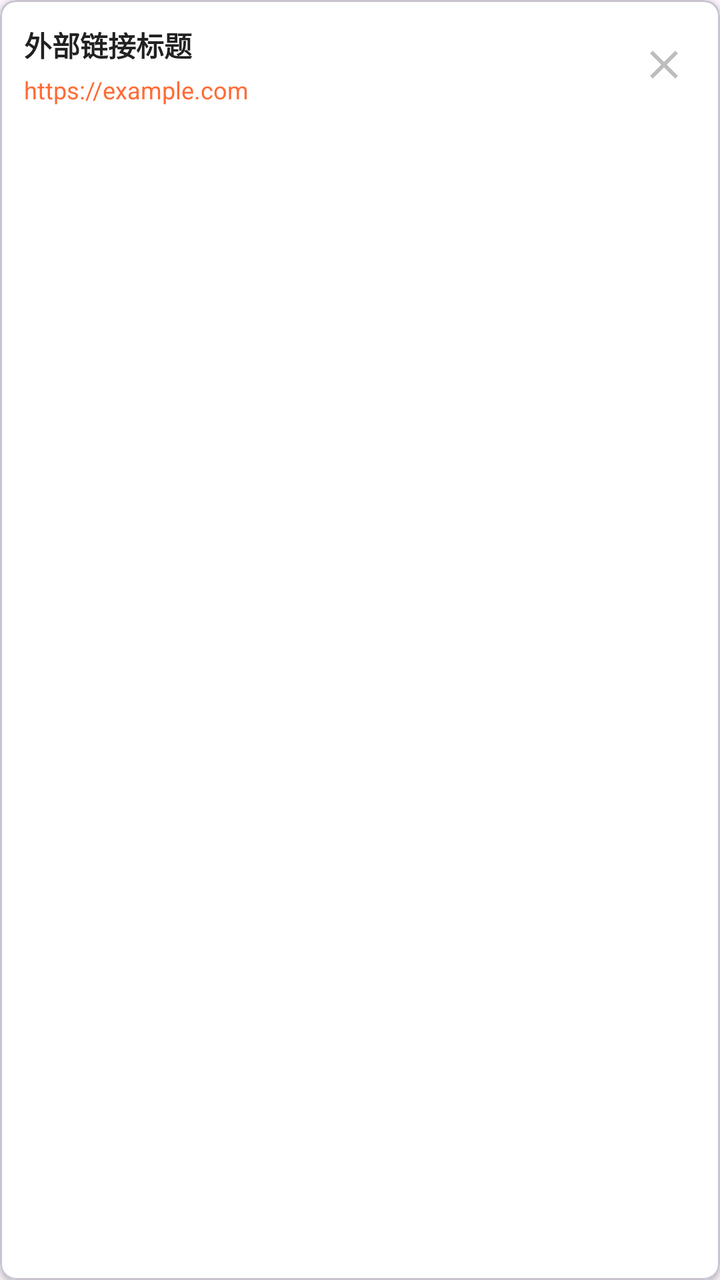
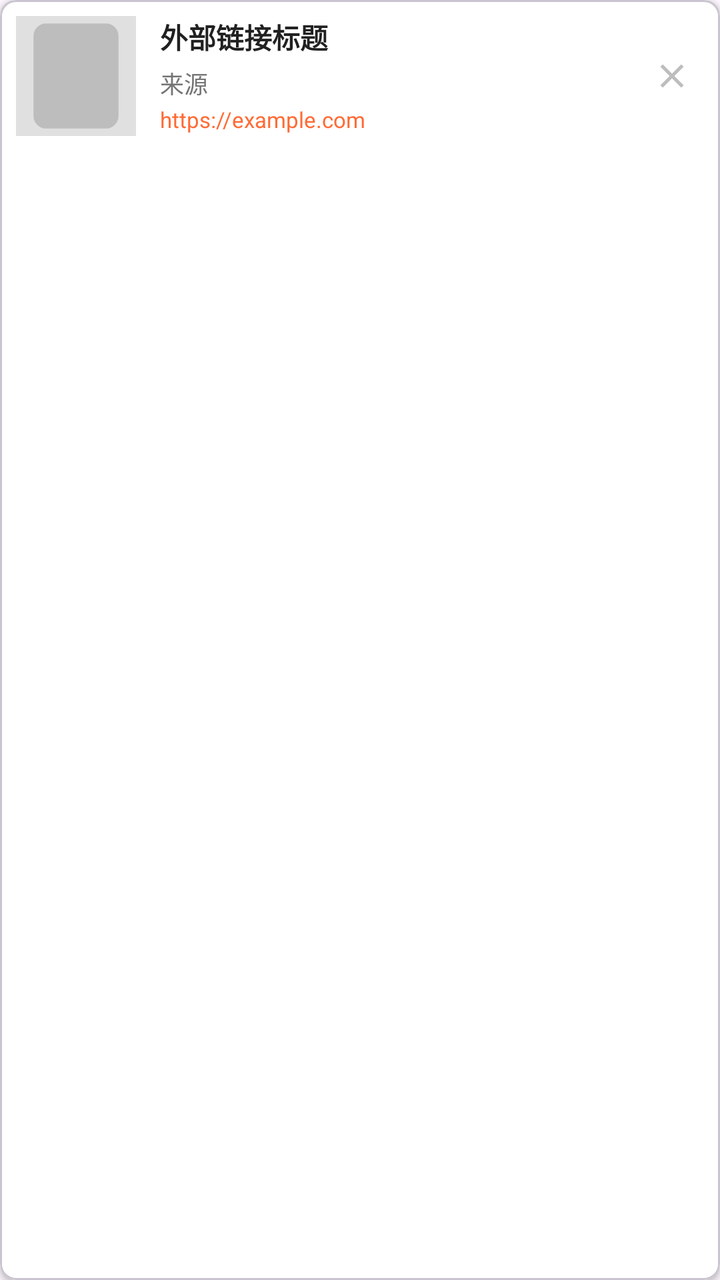

The first picture is an Android layout as it rendered before a commit; the second is the same layout after the commit. The layout source and the unified diff follow.
<!-- AndroidManifest.xml: application theme Theme.FamilyRecipes -->
<!-- res/layout/item_external_link.xml -->
<?xml version="1.0" encoding="utf-8"?>
<com.google.android.material.card.MaterialCardView
    xmlns:android="http://schemas.android.com/apk/res/android"
    xmlns:app="http://schemas.android.com/apk/res-auto"
    android:layout_width="match_parent"
    android:layout_height="wrap_content"
    android:layout_marginBottom="8dp"
    app:cardBackgroundColor="@color/white"
    app:cardCornerRadius="8dp"
    app:cardElevation="2dp">

    <LinearLayout
        android:layout_width="match_parent"
        android:layout_height="wrap_content"
        android:orientation="horizontal"
        android:padding="12dp">

        <LinearLayout
            android:layout_width="0dp"
            android:layout_height="wrap_content"
            android:layout_weight="1"
            android:orientation="vertical">

            <TextView
                android:id="@+id/tv_link_title"
                android:layout_width="match_parent"
                android:layout_height="wrap_content"
                android:ellipsize="end"
                android:maxLines="1"
                android:text="外部链接标题"
                android:textColor="@color/text_primary"
                android:textSize="14sp"
                android:textStyle="bold" />

            <TextView
                android:id="@+id/tv_link_url"
                android:layout_width="match_parent"
                android:layout_height="wrap_content"
                android:layout_marginTop="4dp"
                android:ellipsize="end"
                android:maxLines="2"
                android:text="https://example.com"
                android:textColor="@color/primary"
                android:textSize="12sp" />

        </LinearLayout>

        <ImageView
            android:id="@+id/btn_delete_link"
            android:layout_width="32dp"
            android:layout_height="32dp"
            android:layout_gravity="center_vertical"
            android:layout_marginStart="8dp"
            android:background="?attr/selectableItemBackgroundBorderless"
            android:padding="4dp"
            android:src="@drawable/ic_close"
            app:tint="@color/text_hint" />

    </LinearLayout>

</com.google.android.material.card.MaterialCardView>
<!-- resources referenced by this layout -->
<resources>
  <color name="primary">#FFFF6B35</color>
  <color name="text_hint">#FFBDBDBD</color>
  <color name="text_primary">#FF212121</color>
  <color name="white">#FFFFFFFF</color>
  <!-- drawable ic_close (drawable) -->
  <?xml version="1.0" encoding="utf-8"?>
  <vector xmlns:android="http://schemas.android.com/apk/res/android"
      android:width="24dp"
      android:height="24dp"
      android:viewportWidth="24"
      android:viewportHeight="24">
      <path
          android:fillColor="#FF757575"
          android:pathData="M19,6.41L17.59,5 12,10.59 6.41,5 5,6.41 10.59,12 5,17.59 6.41,19 12,13.41 17.59,19 19,17.59 13.41,12z"/>
  </vector>
  <style name="Theme.FamilyRecipes" parent="Base.Theme.FamilyRecipes" />
  <style name="Base.Theme.FamilyRecipes" parent="Theme.Material3.DayNight.NoActionBar">
          <item name="colorPrimary">@color/primary</item>
          <item name="colorPrimaryDark">@color/primary_dark</item>
          <item name="colorAccent">@color/accent</item>
          <item name="android:statusBarColor">@color/primary</item>
          <item name="android:navigationBarColor">@color/white</item>
      </style>
  <color name="primary_dark">#FFE55C2E</color>
  <color name="accent">#FFFFB84D</color>
</resources>

<!-- the commit's change to res/layout/item_external_link.xml (unified diff, before → after) -->
@@ -13,12 +13,25 @@
         android:layout_width="match_parent"
         android:layout_height="wrap_content"
         android:orientation="horizontal"
-        android:padding="12dp">
+        android:padding="8dp">
 
+        
+        <ImageView
+            android:id="@+id/iv_thumbnail"
+            android:layout_width="60dp"
+            android:layout_height="60dp"
+            android:scaleType="centerCrop"
+            android:background="@color/light_gray"
+            app:srcCompat="@drawable/ic_food"
+            app:tint="@color/text_hint" />
+
+        
         <LinearLayout
             android:layout_width="0dp"
             android:layout_height="wrap_content"
             android:layout_weight="1"
+            android:layout_marginStart="12dp"
+            android:layout_marginEnd="8dp"
             android:orientation="vertical">
 
             <TextView
@@ -26,33 +39,42 @@
                 android:layout_width="match_parent"
                 android:layout_height="wrap_content"
                 android:ellipsize="end"
-                android:maxLines="1"
+                android:maxLines="2"
                 android:text="外部链接标题"
                 android:textColor="@color/text_primary"
                 android:textSize="14sp"
                 android:textStyle="bold" />
 
             <TextView
+                android:id="@+id/tv_link_source"
+                android:layout_width="wrap_content"
+                android:layout_height="wrap_content"
+                android:layout_marginTop="4dp"
+                android:text="来源"
+                android:textColor="@color/text_secondary"
+                android:textSize="12sp" />
+
+            <TextView
                 android:id="@+id/tv_link_url"
                 android:layout_width="match_parent"
                 android:layout_height="wrap_content"
-                android:layout_marginTop="4dp"
+                android:layout_marginTop="2dp"
                 android:ellipsize="end"
-                android:maxLines="2"
+                android:maxLines="1"
                 android:text="https://example.com"
                 android:textColor="@color/primary"
-                android:textSize="12sp" />
+                android:textSize="11sp" />
 
         </LinearLayout>
 
+        
         <ImageView
             android:id="@+id/btn_delete_link"
             android:layout_width="32dp"
             android:layout_height="32dp"
             android:layout_gravity="center_vertical"
-            android:layout_marginStart="8dp"
             android:background="?attr/selectableItemBackgroundBorderless"
-            android:padding="4dp"
+            android:padding="6dp"
             android:src="@drawable/ic_close"
             app:tint="@color/text_hint" />
 
<!-- resource entries referenced after the edit -->
@@ -1,8 +1,10 @@
 <!-- resources referenced by this layout -->
 <resources>
+  <color name="light_gray">#FFE0E0E0</color>
   <color name="primary">#FFFF6B35</color>
   <color name="text_hint">#FFBDBDBD</color>
   <color name="text_primary">#FF212121</color>
+  <color name="text_secondary">#FF757575</color>
   <color name="white">#FFFFFFFF</color>
   <!-- drawable ic_close (drawable) -->
   <?xml version="1.0" encoding="utf-8"?>
@@ -14,6 +16,51 @@
       <path
           android:fillColor="#FF757575"
           android:pathData="M19,6.41L17.59,5 12,10.59 6.41,5 5,6.41 10.59,12 5,17.59 6.41,19 12,13.41 17.59,19 19,17.59 13.41,12z"/>
+  </vector>
+  <!-- drawable ic_food (drawable) -->
+  <vector xmlns:android="http://schemas.android.com/apk/res/android"
+      android:width="24dp"
+      android:height="24dp"
+      android:viewportWidth="24"
+      android:viewportHeight="24">
+      
+      
+      <path
+          android:fillColor="#FF4CAF50"
+          android:pathData="M6,2 L18,2 C19.1,2 20,2.9 20,4 L20,20 C20,21.1 19.1,22 18,22 L6,22 C4.9,22 4,21.1 4,20 L4,4 C4,2.9 4.9,2 6,2 Z"/>
+      
+      
+      <path
+          android:fillColor="#FF66BB6A"
+          android:pathData="M6,4 L18,4 L18,9.5 L6,9.5 Z"/>
+      
+      
+      <path
+          android:fillColor="#FF81C784"
+          android:pathData="M6,9.5 L18,9.5 L18,20 L6,20 Z"/>
+      
+      
+      <path
+          android:strokeColor="#FF2E7D32"
+          android:strokeWidth="2"
+          android:pathData="M4,9.5 L20,9.5"/>
+      
+      
+      <path
+          android:strokeColor="#FF388E3C"
+          android:strokeWidth="1"
+          android:fillColor="@android:color/transparent"
+          android:pathData="M6,2 L18,2 C19.1,2 20,2.9 20,4 L20,20 C20,21.1 19.1,22 18,22 L6,22 C4.9,22 4,21.1 4,20 L4,4 C4,2.9 4.9,2 6,2 Z"/>
+      
+      
+      <path
+          android:fillColor="#FF2E7D32"
+          android:pathData="M7,6 L9,6 L9,7.5 L7,7.5 Z"/>
+      
+      
+      <path
+          android:fillColor="#FF2E7D32"
+          android:pathData="M7,13 L9,13 L9,14.5 L7,14.5 Z"/>
   </vector>
   <style name="Theme.FamilyRecipes" parent="Base.Theme.FamilyRecipes" />
   <style name="Base.Theme.FamilyRecipes" parent="Theme.Material3.DayNight.NoActionBar">
